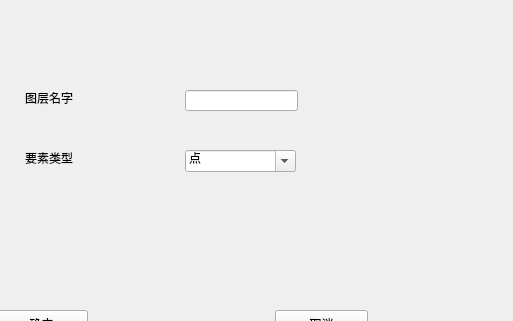
Before: the Qt Designer form UI/Win_NewLayer.ui in TianyouCheng/MiniGISApplication, drawn with Qt 5; both pictures show x 125 to 638 and y 0 to 321 of the 638 by 443 pixel window.
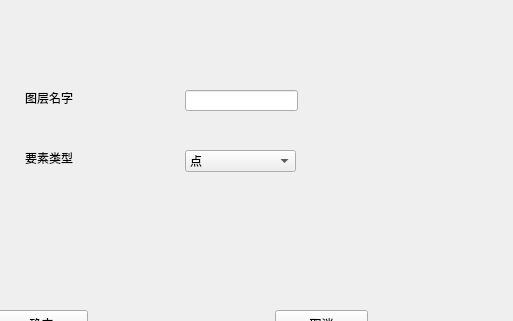
After: the same form once the commit is applied.

```diff
--- a/UI/Win_NewLayer.ui
+++ b/UI/Win_NewLayer.ui
@@ -59,7 +59,7 @@
     </rect>
    </property>
    <property name="editable">
-    <bool>true</bool>
+    <bool>false</bool>
    </property>
    <property name="placeholderText">
     <string/>
```
